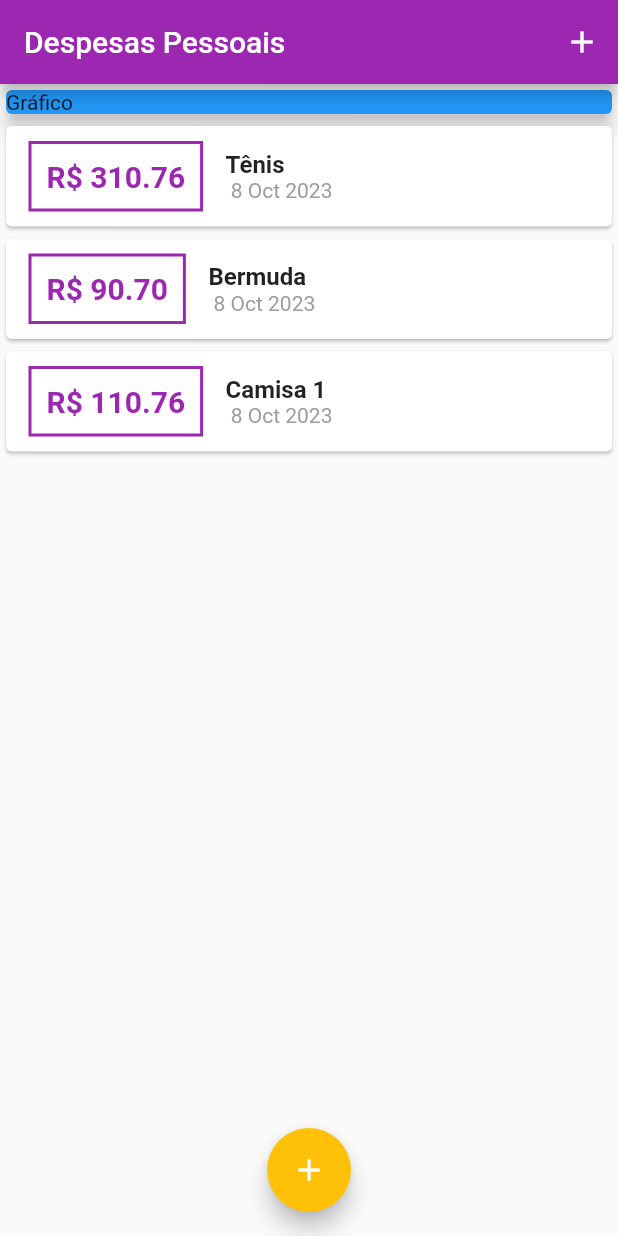
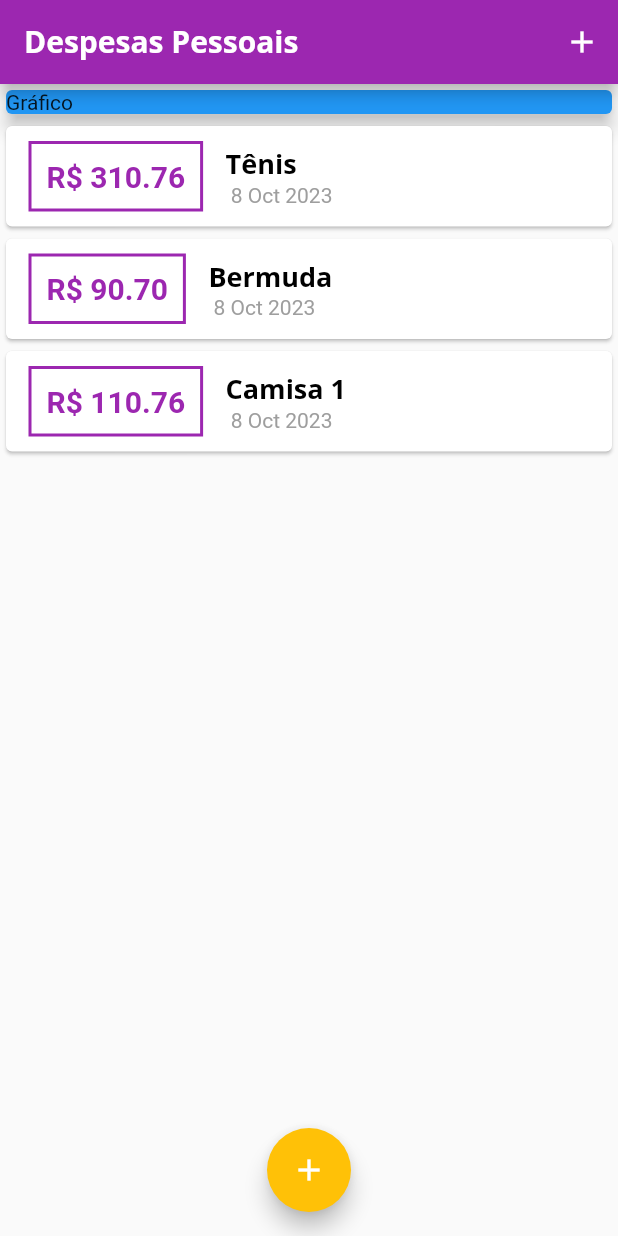
Before and after one commit to augustoprogramador/expenses, a Flutter app: the screen it shows after launch, on a phone screen of 412 x 824 dp. Run offline on Flutter 3.47's test engine with Material 2 defaults, Android fonts, the phone set to English and light mode, and no system bars.

Commit message:
Adicionando novas fontes e criando temas simples

```diff
--- a/lib/components/transaction_list.dart
+++ b/lib/components/transaction_list.dart
@@ -49,10 +49,7 @@ class TransactionList extends StatelessWidget {
                   children: [
                     Text(
                       tr.title,
-                      style: const TextStyle(
-                        fontWeight: FontWeight.bold,
-                        fontSize: 16,
-                      ),
+                      style: Theme.of(context).textTheme.titleLarge,
                     ),
                     Text(
                       DateFormat(' d MMM y').format(tr.date),
--- a/lib/main.dart
+++ b/lib/main.dart
@@ -16,15 +16,29 @@ class ExpensesApp extends StatelessWidget {
 
   @override
   Widget build(BuildContext context) {
+    final ThemeData tema = ThemeData();
     return MaterialApp(
       home: MyHomePage(),
-      theme: ThemeData(
-        colorScheme: ColorScheme.fromSwatch(
-          primarySwatch: Colors.purple,
-        ).copyWith(
+      theme: tema.copyWith(
+        colorScheme: tema.colorScheme.copyWith(
+          primary: Colors.purple,
           secondary: Colors.amber,
         ),
-        // primarySwatch: Colors.purple,
+        textTheme: tema.textTheme.copyWith(
+          titleLarge: const TextStyle(
+            fontFamily: 'OpenSans',
+            fontSize: 18,
+            fontWeight: FontWeight.bold,
+            color: Colors.black,
+          ),
+        ),
+        appBarTheme: const AppBarTheme(
+          titleTextStyle: TextStyle(
+            fontFamily: 'OpenSans',
+            fontSize: 20,
+            fontWeight: FontWeight.bold,
+          ),
+        ),
       ),
     );
   }
```
Also changed, not shown: pubspec.yaml (+13 -11 lines), assets/fonts/OpenSans-Bold.ttf (added), assets/fonts/OpenSans-Regular.ttf (added), assets/fonts/Quicksand-Bold.ttf (added), assets/fonts/Quicksand-Light.ttf (added), assets/fonts/Quicksand-Medium.ttf (added), assets/fonts/Quicksand-Regular.ttf (added).
